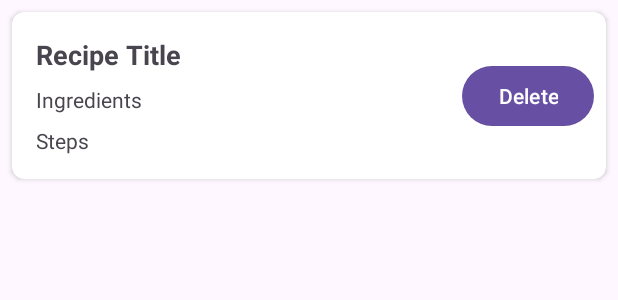
After one commit to NutriLensAI/Mobile-Development, an Android app: the layout item_my_recipe.xml on its own in the app's theme, with its tools: preview values and no code run, on a phone screen of 412 x 824 dp. The commit adds this screen. Shown: the top 300 px of the screen. Run offline under Robolectric (Android 15) with nearby library versions, the phone set to English and light mode, and no system bars.

Commit message:
adding Delete Button on My Recipes
adding Delete Button on My Recipes

```diff
--- a/app/src/main/java/com/capstone/mobiledevelopment/nutrilens/view/adapter/recipes/MyRecipeDao.kt
+++ b/app/src/main/java/com/capstone/mobiledevelopment/nutrilens/view/adapter/recipes/MyRecipeDao.kt
@@ -1,6 +1,7 @@
 package com.capstone.mobiledevelopment.nutrilens.view.adapter.recipes
 
 import androidx.room.Dao
+import androidx.room.Delete
 import androidx.room.Insert
 import androidx.room.Query
 
@@ -11,4 +12,7 @@ interface MyRecipeDao {
 
     @Query("SELECT * FROM my_recipes")
     suspend fun getAllRecipes(): List<MyRecipe>
+
+    @Delete
+    suspend fun deleteRecipe(recipe: MyRecipe)  // Add this function
 }
--- /dev/null
+++ b/app/src/main/res/layout/item_my_recipe.xml
@@ -0,0 +1,67 @@
+<?xml version="1.0" encoding="utf-8"?>
+<androidx.cardview.widget.CardView xmlns:android="http://schemas.android.com/apk/res/android"
+    xmlns:app="http://schemas.android.com/apk/res-auto"
+    xmlns:tools="http://schemas.android.com/tools"
+    android:layout_width="match_parent"
+    android:layout_height="wrap_content"
+    android:layout_margin="8dp"
+    app:cardCornerRadius="8dp">
+
+    <androidx.constraintlayout.widget.ConstraintLayout
+        android:layout_width="match_parent"
+        android:layout_height="wrap_content"
+        android:padding="8dp">
+
+        <TextView
+            android:id="@+id/tv_item_name"
+            android:layout_width="0dp"
+            android:layout_height="wrap_content"
+            android:layout_marginStart="8dp"
+            android:layout_marginTop="8dp"
+            android:layout_marginEnd="8dp"
+            android:textSize="18sp"
+            android:textStyle="bold"
+            app:layout_constraintEnd_toStartOf="@id/btn_delete"
+            app:layout_constraintStart_toStartOf="parent"
+            app:layout_constraintTop_toTopOf="parent"
+            tools:text="Recipe Title" />
+
+        <TextView
+            android:id="@+id/tv_item_ingredients"
+            android:layout_width="0dp"
+            android:layout_height="wrap_content"
+            android:layout_marginStart="8dp"
+            android:layout_marginTop="8dp"
+            android:layout_marginEnd="8dp"
+            android:textSize="14sp"
+            app:layout_constraintEnd_toEndOf="parent"
+            app:layout_constraintStart_toStartOf="parent"
+            app:layout_constraintTop_toBottomOf="@id/tv_item_name"
+            tools:text="Ingredients" />
+
+        <TextView
+            android:id="@+id/tv_item_steps"
+            android:layout_width="0dp"
+            android:layout_height="wrap_content"
+            android:layout_marginStart="8dp"
+            android:layout_marginTop="8dp"
+            android:layout_marginEnd="8dp"
+            android:layout_marginBottom="8dp"
+            android:textSize="14sp"
+            app:layout_constraintEnd_toEndOf="parent"
+            app:layout_constraintStart_toStartOf="parent"
+            app:layout_constraintTop_toBottomOf="@id/tv_item_ingredients"
+            app:layout_constraintBottom_toBottomOf="parent"
+            tools:text="Steps" />
+
+        <Button
+            android:id="@+id/btn_delete"
+            android:layout_width="wrap_content"
+            android:layout_height="wrap_content"
+            android:text="Delete"
+            app:layout_constraintEnd_toEndOf="parent"
+            app:layout_constraintTop_toTopOf="parent"
+            app:layout_constraintBottom_toBottomOf="parent"
+            app:layout_constraintStart_toEndOf="@id/tv_item_name"/>
+    </androidx.constraintlayout.widget.ConstraintLayout>
+</androidx.cardview.widget.CardView>
```
Also changed, not shown: app/src/main/java/com/capstone/mobiledevelopment/nutrilens/view/adapter/recipes/MyRecipesAdapter.kt (+22 -19 lines), app/src/main/java/com/capstone/mobiledevelopment/nutrilens/view/food/PilihanMakanan.kt (+13 -2 lines), app/src/main/java/com/capstone/mobiledevelopment/nutrilens/view/adapter/recipes/MyRecipe.kt (line endings or trailing spaces).
